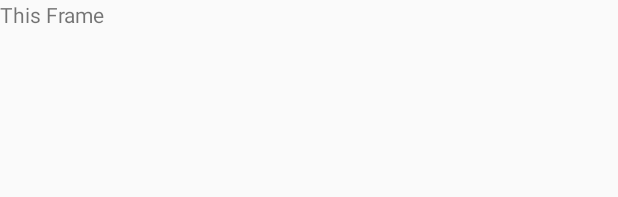
After one commit to inseonyun/smart-portfolio, an Android app: the layout fragment_home.xml on its own in the app's theme, with its tools: preview values and no code run, on a phone screen of 412 x 824 dp. The commit adds this screen. Shown: the top 197 px of the screen. Run offline under Robolectric (Android 15) with nearby library versions, the phone set to English and light mode, and no system bars.

Commit message:
로그인 UI 수정 및 Fragment_Home 추가

```diff
--- a/smartportfolio/app/src/main/res/layout/activity_login.xml
+++ b/smartportfolio/app/src/main/res/layout/activity_login.xml
@@ -20,7 +20,7 @@
     <EditText
         android:id="@+id/et_id"
         android:layout_width="300dp"
-        android:layout_height="40dp"
+        android:layout_height="50dp"
         android:layout_marginTop="40dp"
         android:background="@drawable/custom_edit_text"
         android:drawableStart="@drawable/custom_edit_text_id"
@@ -36,7 +36,7 @@
     <EditText
         android:id="@+id/et_password"
         android:layout_width="300dp"
-        android:layout_height="40dp"
+        android:layout_height="50dp"
         android:layout_marginTop="20dp"
         android:background="@drawable/custom_edit_text"
         android:drawableStart="@drawable/custom_edit_text_password"
--- /dev/null
+++ b/smartportfolio/app/src/main/res/layout/fragment_home.xml
@@ -0,0 +1,13 @@
+<?xml version="1.0" encoding="utf-8"?>
+<FrameLayout xmlns:android="http://schemas.android.com/apk/res/android"
+    xmlns:tools="http://schemas.android.com/tools"
+    android:layout_width="match_parent"
+    android:layout_height="match_parent"
+    tools:context=".Fragment_Home">
+
+    <TextView
+        android:layout_width="match_parent"
+        android:layout_height="match_parent"
+        android:text="This Frame" />
+
+</FrameLayout>
```
Also changed, not shown: smartportfolio/app/src/main/AndroidManifest.xml (+5 -6 lines), smartportfolio/app/src/main/java/com/douzone/smart/portfolio/Fragment_Home.kt (added, +26 -0 lines), smartportfolio/app/src/main/res/layout/activity_main.xml (+4 -6 lines).
